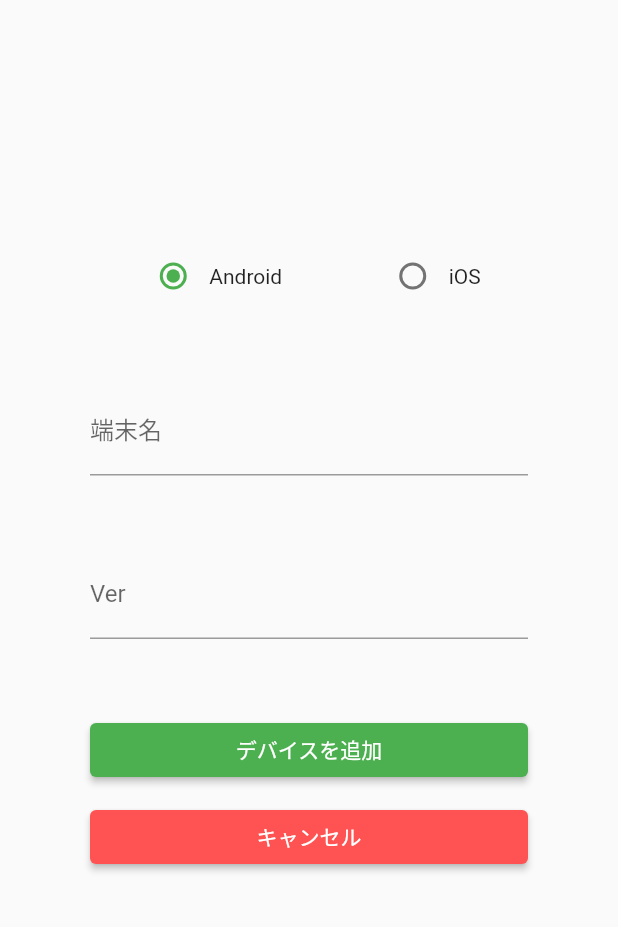
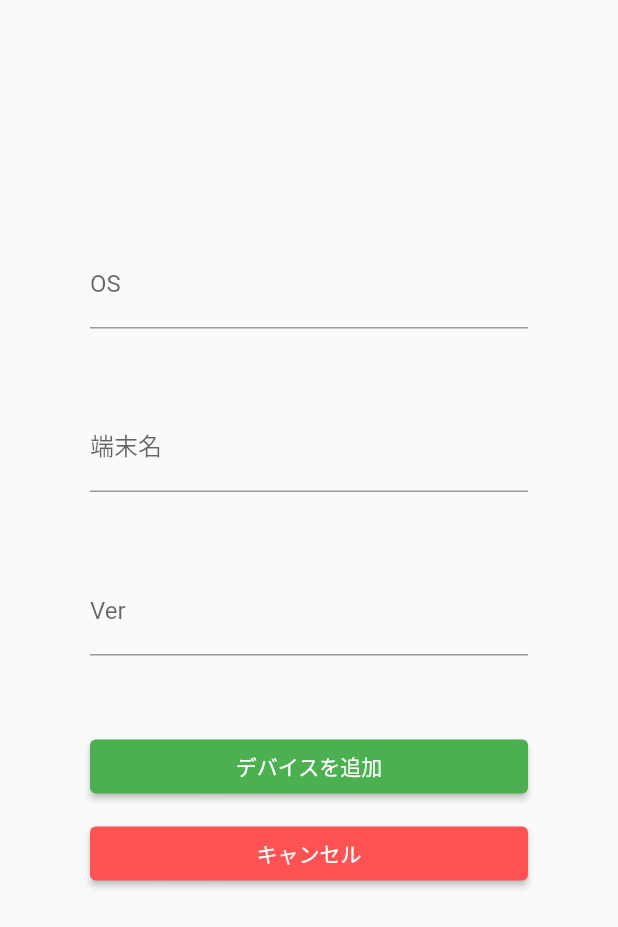
Before and after one commit to Forest-River-Tiger/devices, a Flutter app: the InputPage screen opened directly, on a phone screen of 412 x 824 dp. Shown: the top 927 px of the screen. Run offline on Flutter 3.47's test engine with Material 2 defaults, Android fonts, the phone set to English and light mode, and no system bars; our stand-ins replace flutter_slidable, shared_preferences; accounts and stored records are empty.

Commit message:
ラジオボタン削除

```diff
--- a/lib/src/screens/device.dart
+++ b/lib/src/screens/device.dart
@@ -3,8 +3,8 @@ class Device {
   /// ID
   late int id;
 
-    /// チェック
-  // late bool check;
+  /// OS
+  late String os;
 
   /// 端末名
   late String deviceTitle;
@@ -15,7 +15,7 @@ class Device {
   /// コンストラクタ
   Device(
     this.id,
-    // this.check,
+    this.os,
     this.deviceTitle,
     this.ver,
   );
@@ -24,7 +24,7 @@ class Device {
   Map toJson() {
     return {
       'id': id,
-      // 'done': check,
+      'done': os,
       'title': deviceTitle,
       'ver': ver
     };
@@ -33,7 +33,7 @@ class Device {
   /// MapをTodoモデルに変換する(読込時に使用)
   Device.fromJson(Map json) {
     id = json['id'];
-    // check = json['check'];
+    os = json['os'];
     deviceTitle = json['deviceTitle'];
     ver = json['ver'];
   }
--- a/lib/src/screens/device_list_store.dart
+++ b/lib/src/screens/device_list_store.dart
@@ -33,10 +33,10 @@ class DeviceListStore {
   }
 
   /// Todoを追加する
-  void add(String deviceTitle, String ver) {
+  void add(String os, String deviceTitle, String ver) {
     var id = count() == 0 ? 1 : _list.last.id + 1;
     var dateTime = getDateTime();
-    var todo = Device(id, deviceTitle, ver);
+    var todo = Device(id, os, deviceTitle, ver);
     _list.add(todo);
     save();
   }
--- a/lib/src/screens/input_page.dart
+++ b/lib/src/screens/input_page.dart
@@ -1,6 +1,7 @@
 import 'package:flutter/material.dart';
 import 'device_list_store.dart';
 import 'device.dart';
+import 'dart:developer';
 
 enum os { Android, iOS }
 
@@ -24,16 +25,8 @@ class _InputPageState extends State<InputPage> {
   /// バージョン
   late String _ver;
 
-  /// チェック
-  // late bool _check;
-
-  os _gValue = os.Android;
-
-  void _onChanged(os value) {
-    setState(() {
-      _gValue = value;
-    });
-  }
+  /// OS
+  late String _os;
 
   @override
   void initState() {
@@ -42,7 +35,7 @@ class _InputPageState extends State<InputPage> {
 
     _deviceTitle = device?.deviceTitle ?? "";
     _ver = device?.ver ?? "";
-    // _check = device?.check ?? false;
+    _os = device?.os ?? "";
     _isCreateDevice = device == null;
   }
 
@@ -57,32 +50,15 @@ class _InputPageState extends State<InputPage> {
               mainAxisAlignment: MainAxisAlignment.center,
               children: <Widget>[
                 const SizedBox(height: 100),
-                Row(
-                  mainAxisAlignment: MainAxisAlignment.spaceAround,
-                  children: [
-                    Row(
-                      children: [
-                        Radio(
-                          value: os.Android,
-                          groupValue: _gValue,
-                          onChanged: (value) => _onChanged(os.Android),
-                        ),
-                        Text('Android')
-                      ],
-                    ),
-                    Row(
-                      children: [
-                        Radio(
-                          value: os.iOS,
-                          groupValue: _gValue,
-                          onChanged: (value) => _onChanged(os.iOS),
-                        ),
-                        Text('iOS')
-                      ],
-                    ),
-                  ],
+                TextFormField(
+                  // テキストラベル
+                  decoration: InputDecoration(labelText: 'OS'),
+                  controller: TextEditingController(text: _os),
+                  onChanged: (String value) {
+                    _os = value;
+                  },
                 ),
-                                const SizedBox(height: 50),
+                const SizedBox(height: 50),
                 TextFormField(
                   // テキストラベル
                   decoration: InputDecoration(labelText: '端末名'),
@@ -106,7 +82,7 @@ class _InputPageState extends State<InputPage> {
                   child: ElevatedButton(
                     onPressed: () {
                       if (_isCreateDevice) {
-                        _store.add(_deviceTitle, _ver);
+                        _store.add(_os, _deviceTitle, _ver);
                       }
                       Navigator.of(context).pop();
                     },
```
Also changed, not shown: lib/src/screens/all_devices.dart (+4 -3 lines).
